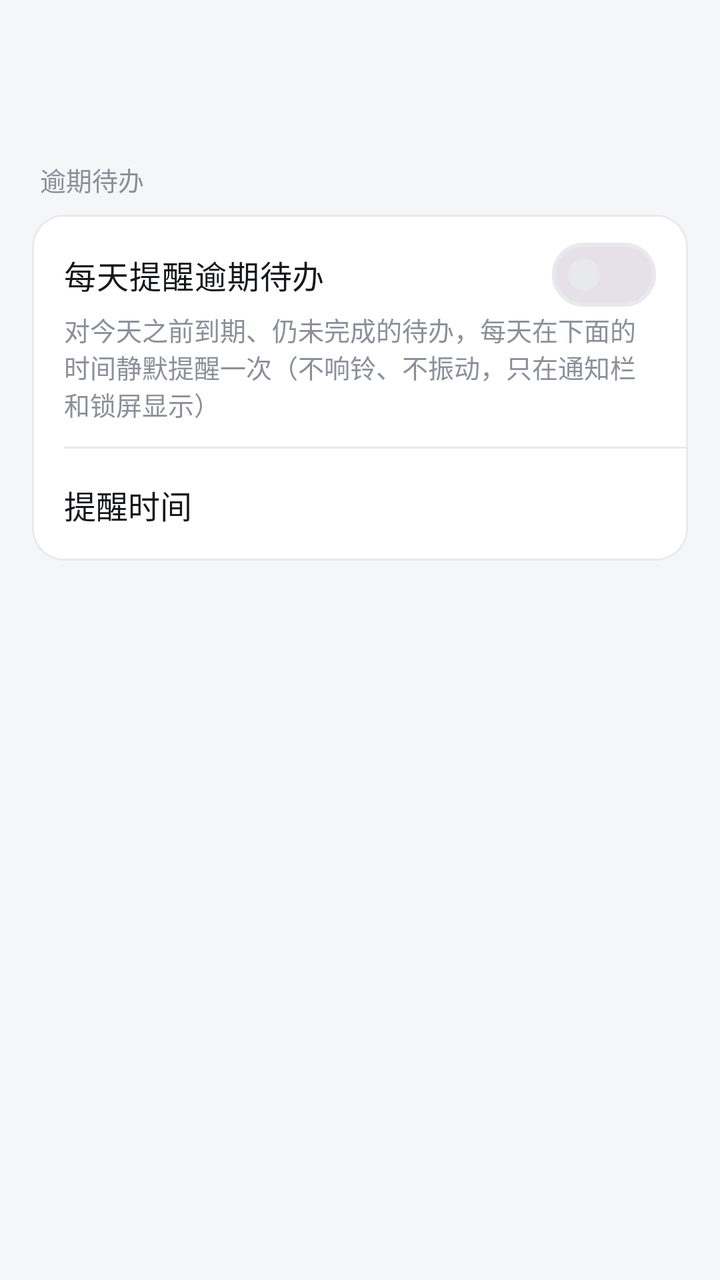
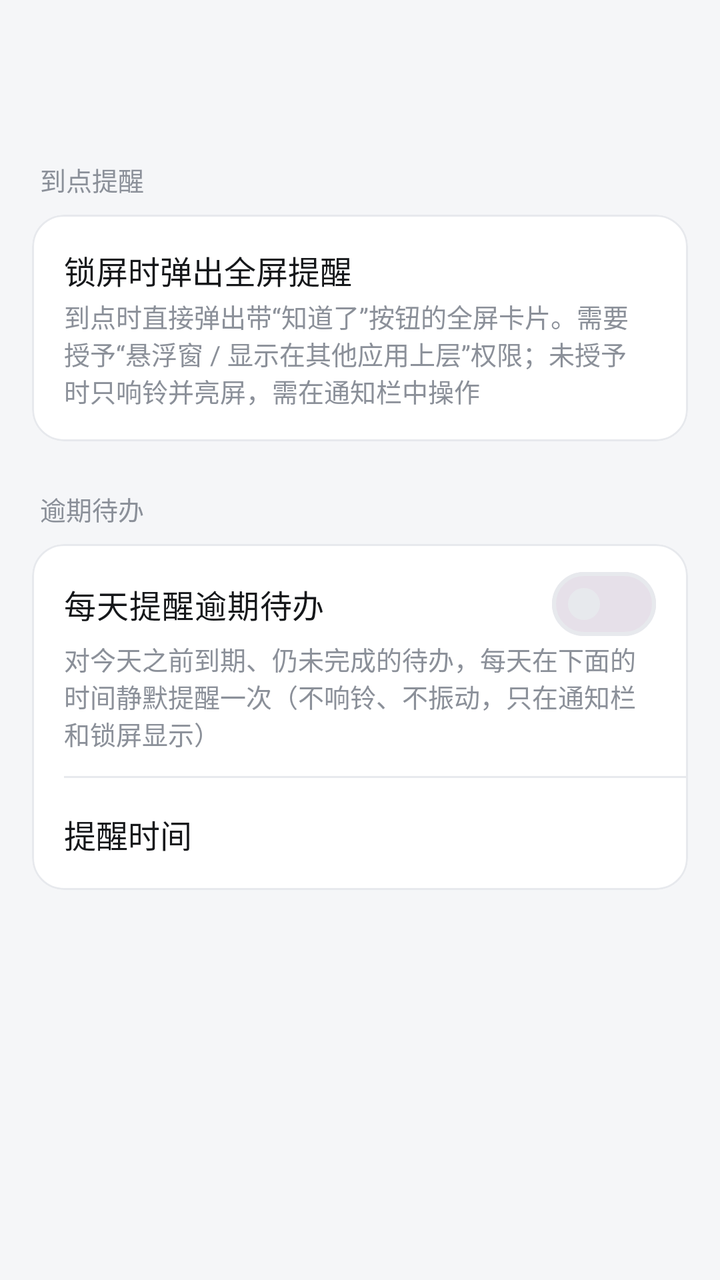

Compare the two renders of this Android layout. The source of the first and the diff that turns it into the second are given below.
<!-- AndroidManifest.xml: application theme Theme.Reminder -->
<!-- res/layout/activity_settings.xml -->
<?xml version="1.0" encoding="utf-8"?>
<LinearLayout xmlns:android="http://schemas.android.com/apk/res/android"
    xmlns:app="http://schemas.android.com/apk/res-auto"
    android:layout_width="match_parent"
    android:layout_height="match_parent"
    android:background="@color/bg"
    android:orientation="vertical">

    <com.google.android.material.appbar.MaterialToolbar
        android:id="@+id/toolbar"
        android:layout_width="match_parent"
        android:layout_height="?attr/actionBarSize" />

    <ScrollView
        android:layout_width="match_parent"
        android:layout_height="0dp"
        android:layout_weight="1">

        <LinearLayout
            android:layout_width="match_parent"
            android:layout_height="wrap_content"
            android:orientation="vertical"
            android:padding="16dp">

            <TextView
                android:layout_width="wrap_content"
                android:layout_height="wrap_content"
                android:layout_marginStart="4dp"
                android:layout_marginBottom="8dp"
                android:text="@string/settings_overdue_section"
                android:textColor="@color/text_secondary"
                android:textSize="13sp" />

            <com.google.android.material.card.MaterialCardView
                android:layout_width="match_parent"
                android:layout_height="wrap_content">

                <LinearLayout
                    android:layout_width="match_parent"
                    android:layout_height="wrap_content"
                    android:orientation="vertical">

                    <com.google.android.material.materialswitch.MaterialSwitch
                        android:id="@+id/overdueSwitch"
                        android:layout_width="match_parent"
                        android:layout_height="wrap_content"
                        android:paddingHorizontal="16dp"
                        android:paddingTop="12dp"
                        android:text="@string/settings_overdue_switch"
                        android:textColor="@color/text_primary"
                        android:textSize="16sp" />

                    <TextView
                        android:layout_width="match_parent"
                        android:layout_height="wrap_content"
                        android:paddingHorizontal="16dp"
                        android:paddingBottom="12dp"
                        android:text="@string/settings_overdue_desc"
                        android:textColor="@color/text_secondary"
                        android:textSize="13sp" />

                    <View
                        android:layout_width="match_parent"
                        android:layout_height="1dp"
                        android:layout_marginStart="16dp"
                        android:background="@color/outline" />

                    
                    <LinearLayout
                        android:id="@+id/overdueTimeRow"
                        android:layout_width="match_parent"
                        android:layout_height="56dp"
                        android:background="?attr/selectableItemBackground"
                        android:clickable="true"
                        android:focusable="true"
                        android:gravity="center_vertical"
                        android:orientation="horizontal"
                        android:paddingHorizontal="16dp">

                        <TextView
                            android:layout_width="0dp"
                            android:layout_height="wrap_content"
                            android:layout_weight="1"
                            android:text="@string/settings_overdue_time"
                            android:textColor="@color/text_primary"
                            android:textSize="16sp" />

                        <TextView
                            android:id="@+id/overdueTimeValue"
                            android:layout_width="wrap_content"
                            android:layout_height="wrap_content"
                            android:textColor="@color/accent"
                            android:textSize="16sp"
                            android:textStyle="bold" />
                    </LinearLayout>
                </LinearLayout>
            </com.google.android.material.card.MaterialCardView>
        </LinearLayout>
    </ScrollView>
</LinearLayout>
<!-- resources referenced by this layout -->
<resources>
  <color name="accent">#2F6BFF</color>
  <color name="bg">#F5F6F8</color>
  <color name="outline">#E7E9ED</color>
  <color name="text_primary">#15171A</color>
  <color name="text_secondary">#8B9099</color>
  <string name="settings_overdue_desc">对今天之前到期、仍未完成的待办，每天在下面的时间静默提醒一次（不响铃、不振动，只在通知栏和锁屏显示）</string>
  <string name="settings_overdue_section">逾期待办</string>
  <string name="settings_overdue_switch">每天提醒逾期待办</string>
  <string name="settings_overdue_time">提醒时间</string>
  <style name="Theme.Reminder" parent="Theme.Material3.DayNight.NoActionBar">
          <item name="colorPrimary">@color/accent</item>
          <item name="colorOnPrimary">#FFFFFF</item>
          <item name="colorPrimaryContainer">@color/accent_container</item>
          <item name="colorOnPrimaryContainer">@color/accent</item>
          <item name="colorSecondaryContainer">@color/accent_container</item>
          <item name="colorOnSecondaryContainer">@color/accent</item>
          <item name="android:colorBackground">@color/bg</item>
          <item name="colorSurface">@color/surface</item>
          <item name="colorOnSurface">@color/text_primary</item>
          <item name="colorOnSurfaceVariant">@color/text_secondary</item>
          <item name="colorOutline">@color/outline</item>
          <item name="android:windowBackground">@color/bg</item>
          <item name="android:statusBarColor">@color/bg</item>
          <item name="android:windowLightStatusBar">@bool/light_status_bar</item>
          <item name="materialCardViewStyle">@style/Widget.Reminder.Card</item>
          <item name="textInputStyle">@style/Widget.Reminder.TextInput</item>
          <item name="toolbarStyle">@style/Widget.Reminder.Toolbar</item>
      </style>
  <color name="accent_container">#EAF0FF</color>
  <color name="surface">#FFFFFF</color>
  <style name="Widget.Reminder.Card" parent="Widget.Material3.CardView.Outlined">
          <item name="cardCornerRadius">16dp</item>
          <item name="cardElevation">0dp</item>
          <item name="strokeColor">@color/outline</item>
          <item name="strokeWidth">1dp</item>
          <item name="cardBackgroundColor">@color/surface</item>
      </style>
  <style name="Widget.Reminder.TextInput" parent="Widget.Material3.TextInputLayout.OutlinedBox">
          <item name="boxCornerRadiusTopStart">12dp</item>
          <item name="boxCornerRadiusTopEnd">12dp</item>
          <item name="boxCornerRadiusBottomStart">12dp</item>
          <item name="boxCornerRadiusBottomEnd">12dp</item>
          <item name="boxBackgroundColor">@color/surface</item>
      </style>
  <style name="Widget.Reminder.Toolbar" parent="Widget.Material3.Toolbar">
          <item name="android:background">@color/bg</item>
          <item name="titleCentered">true</item>
          <item name="titleTextAppearance">@style/TextAppearance.Reminder.ToolbarTitle</item>
      </style>
  <style name="TextAppearance.Reminder.ToolbarTitle" parent="TextAppearance.Material3.TitleLarge">
          <item name="android:textStyle">bold</item>
          <item name="android:textSize">18sp</item>
      </style>
</resources>

<!-- the commit's change to res/layout/activity_settings.xml (unified diff, before → after) -->
@@ -21,6 +21,64 @@
             android:layout_height="wrap_content"
             android:orientation="vertical"
             android:padding="16dp">
+
+            <TextView
+                android:layout_width="wrap_content"
+                android:layout_height="wrap_content"
+                android:layout_marginStart="4dp"
+                android:layout_marginBottom="8dp"
+                android:text="@string/settings_ring_section"
+                android:textColor="@color/text_secondary"
+                android:textSize="13sp" />
+
+            
+            <com.google.android.material.card.MaterialCardView
+                android:layout_width="match_parent"
+                android:layout_height="wrap_content"
+                android:layout_marginBottom="24dp">
+
+                <LinearLayout
+                    android:id="@+id/overlayRow"
+                    android:layout_width="match_parent"
+                    android:layout_height="wrap_content"
+                    android:background="?attr/selectableItemBackground"
+                    android:clickable="true"
+                    android:focusable="true"
+                    android:gravity="center_vertical"
+                    android:orientation="horizontal"
+                    android:padding="16dp">
+
+                    <LinearLayout
+                        android:layout_width="0dp"
+                        android:layout_height="wrap_content"
+                        android:layout_weight="1"
+                        android:orientation="vertical">
+
+                        <TextView
+                            android:layout_width="wrap_content"
+                            android:layout_height="wrap_content"
+                            android:text="@string/settings_overlay_title"
+                            android:textColor="@color/text_primary"
+                            android:textSize="16sp" />
+
+                        <TextView
+                            android:layout_width="match_parent"
+                            android:layout_height="wrap_content"
+                            android:layout_marginTop="2dp"
+                            android:text="@string/settings_overlay_desc"
+                            android:textColor="@color/text_secondary"
+                            android:textSize="13sp" />
+                    </LinearLayout>
+
+                    <TextView
+                        android:id="@+id/overlayStatus"
+                        android:layout_width="wrap_content"
+                        android:layout_height="wrap_content"
+                        android:layout_marginStart="12dp"
+                        android:textSize="15sp"
+                        android:textStyle="bold" />
+                </LinearLayout>
+            </com.google.android.material.card.MaterialCardView>
 
             <TextView
                 android:layout_width="wrap_content"
<!-- resource entries referenced after the edit -->
@@ -9,6 +9,9 @@
   <string name="settings_overdue_section">逾期待办</string>
   <string name="settings_overdue_switch">每天提醒逾期待办</string>
   <string name="settings_overdue_time">提醒时间</string>
+  <string name="settings_overlay_desc">到点时直接弹出带“知道了”按钮的全屏卡片。需要授予“悬浮窗 / 显示在其他应用上层”权限；未授予时只响铃并亮屏，需在通知栏中操作</string>
+  <string name="settings_overlay_title">锁屏时弹出全屏提醒</string>
+  <string name="settings_ring_section">到点提醒</string>
   <style name="Theme.Reminder" parent="Theme.Material3.DayNight.NoActionBar">
           <item name="colorPrimary">@color/accent</item>
           <item name="colorOnPrimary">#FFFFFF</item>
